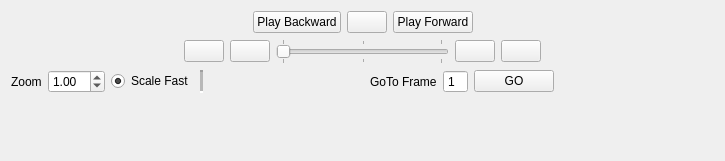
First picture: the form in resources/designer_ui/cgtvideocontrols.ui, repository jonathanHuwP/CrystalGrowthTracker, before the edit.
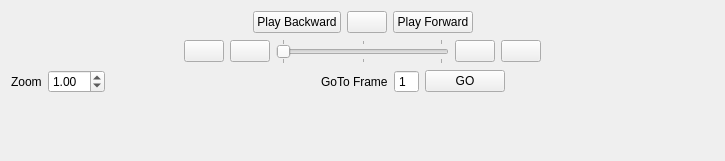
Second picture: the form after the edit.

The edit to the form file:
```diff
--- a/resources/designer_ui/cgtvideocontrols.ui
+++ b/resources/designer_ui/cgtvideocontrols.ui
@@ -194,32 +194,6 @@
        </property>
       </widget>
      </item>
-     <item>
-      <widget class="QRadioButton" name="_fastSmoothButton">
-       <property name="toolTip">
-        <string>Check for fast scaling, else smooth</string>
-       </property>
-       <property name="text">
-        <string>Scale Fast</string>
-       </property>
-       <property name="checked">
-        <bool>true</bool>
-       </property>
-      </widget>
-     </item>
-     <item>
-      <widget class="Line" name="line">
-       <property name="lineWidth">
-        <number>2</number>
-       </property>
-       <property name="midLineWidth">
-        <number>5</number>
-       </property>
-       <property name="orientation">
-        <enum>Qt::Vertical</enum>
-       </property>
-      </widget>
-     </item>
      <item>
       <spacer name="horizontalSpacer_2">
        <property name="orientation">
```
